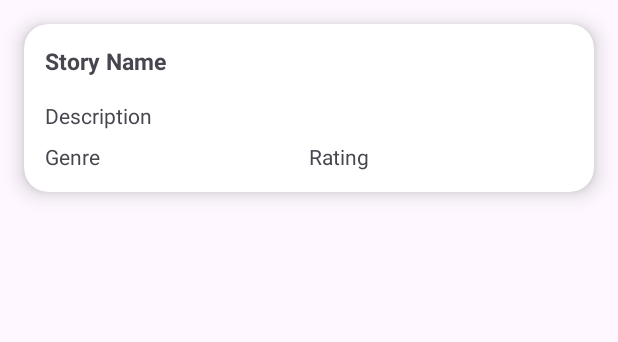
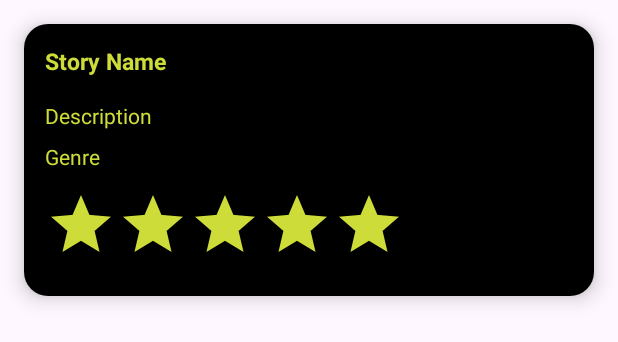
Before and after one commit to PrettyCat7/TheStar, an Android app: the layout str_item.xml on its own in the app's theme, with its tools: preview values and no code run, on a phone screen of 412 x 824 dp. Shown: the top 342 px of the screen. Run offline under Robolectric (Android 15) with nearby library versions, the phone set to English and light mode, and no system bars.

Commit message:
design huge update rating bar multiselect.xml colors.xml add,all new card view

```diff
--- a/app/src/main/java/com/example/thestar/StoriesDetails.java
+++ b/app/src/main/java/com/example/thestar/StoriesDetails.java
@@ -142,6 +142,8 @@ public class StoriesDetails extends Fragment {
                     Intent waIntent = new Intent(Intent.ACTION_SEND);
                     waIntent.setType("text/plain");
                     String text = "Want to share this";
+                    waIntent.putExtra(Intent.EXTRA_TEXT, " check out this story  " +myStory.getName()+ "  Story :  "  );
+                    String url = "http://your-server.com/path/to/content"; // Replace with your actual URL
 
                     PackageInfo info = pm.getPackageInfo("com.whatsapp", PackageManager.GET_META_DATA);
                     //Check if package exists or not. If not then code
@@ -150,6 +152,7 @@ public class StoriesDetails extends Fragment {
                     waIntent.putExtra(waIntent.ACTION_VIEW, uri);
                     waIntent.putExtra(Intent.EXTRA_TEXT, text);
                     startActivity(Intent.createChooser(waIntent, "Share with"));
+
 
                 } catch (PackageManager.NameNotFoundException e) {
                     Toast.makeText(getActivity(), "Whatsapp is not installed", Toast.LENGTH_SHORT).show();
--- a/app/src/main/java/com/example/thestar/StoryAdapter.java
+++ b/app/src/main/java/com/example/thestar/StoryAdapter.java
@@ -67,8 +67,8 @@ public class StoryAdapter extends RecyclerView.Adapter<StoryAdapter.MyViewHolder
         RatingBar etRating;
         public MyViewHolder(@NonNull View itemView) {
             super(itemView);
-            tvName = itemView.findViewById(R.id.tvNameRestItem);
-            tvDescription = itemView.findViewById(R.id.tvDescriptionRestItem);
+            tvName = itemView.findViewById(R.id.etnameadd);
+            tvDescription = itemView.findViewById(R.id.etdesadd);
             tvGenre = itemView.findViewById(R.id.etgenadd);
             etRating = itemView.findViewById(R.id.ratingBar);
             ivstr = itemView.findViewById(R.id.IVstr);
--- a/app/src/main/res/layout/str_item.xml
+++ b/app/src/main/res/layout/str_item.xml
@@ -11,6 +11,7 @@
     <LinearLayout
         android:layout_width="match_parent"
         android:layout_height="wrap_content"
+        android:background="#000000"
         android:orientation="vertical"
         android:padding="14dp">
 
@@ -25,8 +26,10 @@
                 android:layout_height="wrap_content"
                 android:layout_weight="1"
                 android:text="Story Name"
-                android:textStyle="bold"
-                android:textSize="15sp"/>
+                android:textColor="#CDDC39"
+                android:textColorLink="#CDDC39"
+                android:textSize="15sp"
+                android:textStyle="bold" />
 
         </LinearLayout>
 
@@ -35,42 +38,55 @@
             android:layout_width="match_parent"
             android:layout_height="wrap_content"
             android:layout_marginTop="8dp"
-            android:scaleType="centerCrop"/>
+            android:scaleType="centerCrop" />
 
         <LinearLayout
             android:layout_width="match_parent"
             android:layout_height="wrap_content"
-            android:orientation="horizontal"
-            android:layout_marginTop="8dp">
+            android:layout_marginTop="8dp"
+            android:orientation="horizontal">
 
             <TextView
                 android:id="@+id/tvDesc"
                 android:layout_width="0dp"
                 android:layout_height="wrap_content"
                 android:layout_weight="1"
-                android:text="Description"/>
+                android:text="Description"
+                android:textColor="#CDDC39" />
 
         </LinearLayout>
 
         <LinearLayout
             android:layout_width="match_parent"
             android:layout_height="wrap_content"
-            android:orientation="horizontal"
-            android:layout_marginTop="8dp">
+            android:layout_marginTop="8dp"
+            android:orientation="horizontal">
 
             <TextView
                 android:id="@+id/tvGenre"
                 android:layout_width="0dp"
                 android:layout_height="wrap_content"
                 android:layout_weight="1"
-                android:text="Genre"/>
+                android:text="Genre"
+                android:textColor="#CDDC39" />
 
-            <TextView
-                android:id="@+id/tvRating"
-                android:layout_width="0dp"
+
+        </LinearLayout>
+
+        <LinearLayout
+            android:layout_width="match_parent"
+            android:layout_height="wrap_content"
+            android:layout_marginTop="8dp"
+            android:orientation="horizontal">
+
+            <RatingBar
+                android:id="@+id/storyRating"
+                android:layout_width="wrap_content"
                 android:layout_height="wrap_content"
-                android:layout_weight="1"
-                android:text="Rating"/>
+                android:layout_marginTop="4dp"
+                android:background="#FFFFFF"
+                android:backgroundTint="#000000"
+                android:progressBackgroundTint="#CDDC39" />
 
         </LinearLayout>
     </LinearLayout>
--- a/app/src/main/res/values-night/themes.xml
+++ b/app/src/main/res/values-night/themes.xml
@@ -3,5 +3,6 @@
     <style name="Base.Theme.TheStar" parent="Theme.Material3.DayNight.NoActionBar">
         <!-- Customize your dark theme here. -->
         <!-- <item name="colorPrimary">@color/my_dark_primary</item> -->
+        <item name="colorPrimary">#CDDC39</item>
     </style>
 </resources>
```
Also changed, not shown: app/src/main/AndroidManifest.xml (+12 -1 lines), app/src/main/java/com/example/thestar/MainActivity.java (+21 -10 lines), app/src/main/res/layout/fragment_all_stories.xml (+3 -4 lines).
